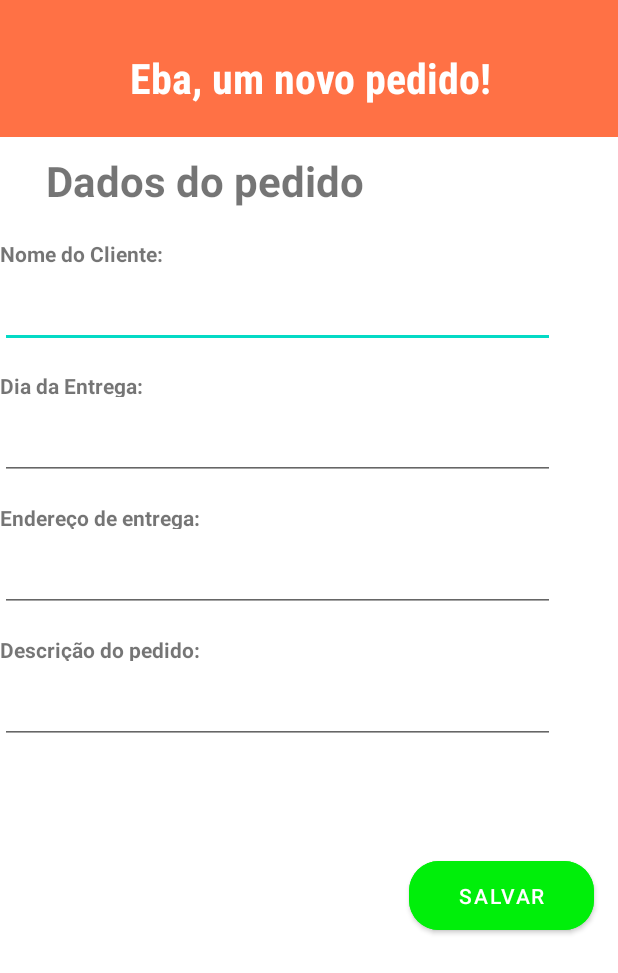
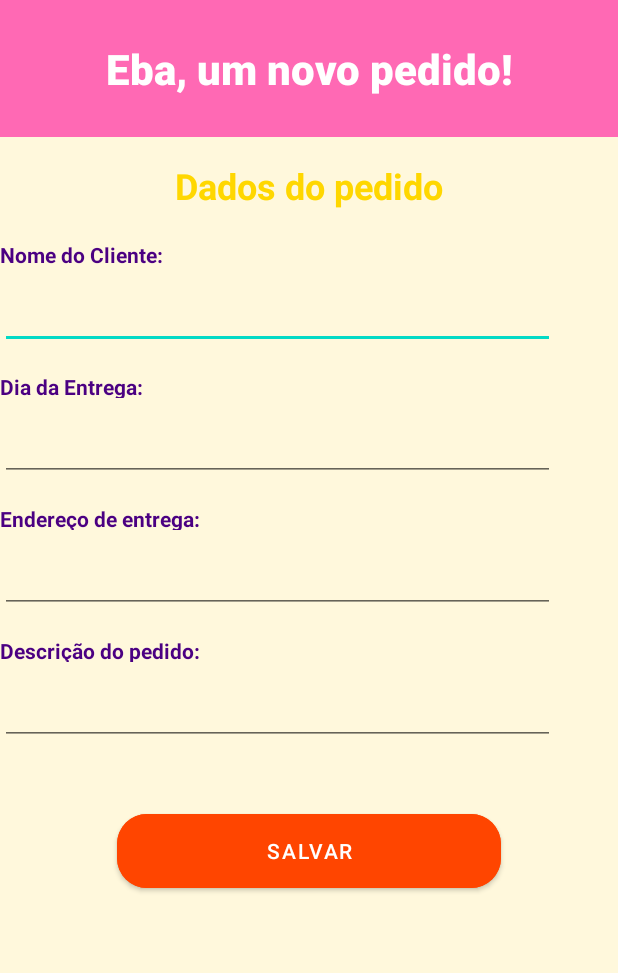
Before and after one commit to MxMathe/ProjetoAppVendas, an Android app: the NovoPedido screen opened directly, with no data from a screen before it, on a phone screen of 412 x 824 dp. Shown: the top 973 px of the screen. Run offline under Robolectric (Android 15) with nearby library versions, the phone set to English and light mode, and no system bars; our stand-ins replace Firebase (no records; nobody signed in at launch, a user with empty details on screens opened directly).

Commit message:
Atualização
Mudança de Layout e cores

```diff
--- a/app/src/main/res/layout/activity_carrinho.xml
+++ b/app/src/main/res/layout/activity_carrinho.xml
@@ -6,6 +6,7 @@
     android:layout_width="match_parent"
     android:layout_height="match_parent"
     android:orientation="vertical"
+    android:background="#FFF8DC"
     tools:context=".Carrinho">
 
     <TextView
@@ -22,6 +23,7 @@
 
     <androidx.recyclerview.widget.RecyclerView
         android:id="@+id/recyclerViewCarrinho"
+        android:textColor="#4B0082"
         android:layout_width="match_parent"
         android:layout_height="0dp"
         android:layout_weight="1"
--- a/app/src/main/res/layout/activity_novo_pedido.xml
+++ b/app/src/main/res/layout/activity_novo_pedido.xml
@@ -4,46 +4,45 @@
     xmlns:tools="http://schemas.android.com/tools"
     android:layout_width="match_parent"
     android:layout_height="match_parent"
+    android:background="#FFF8DC"
     tools:context=".NovoPedido">
 
     <TextView
         android:id="@+id/textEba"
-        android:layout_width="414dp"
+        android:layout_width="match_parent"
         android:layout_height="91dp"
-        android:background="#FF7145"
-        android:fontFamily="sans-serif-condensed-medium"
-        android:text="                                                              Eba, um novo pedido!"
-        android:textAlignment="center"
-        android:textColor="@color/white"
+        android:background="#FF69B4"
+        android:fontFamily="sans-serif-medium"
+        android:gravity="center"
+        android:text="Eba, um novo pedido!"
+        android:textColor="#FFFFFF"
         android:textSize="28sp"
         android:textStyle="bold"
-        app:layout_constraintTop_toTopOf="parent"
-        tools:ignore="MissingConstraints"
-        tools:layout_editor_absoluteX="-1dp" />
+        app:layout_constraintTop_toTopOf="parent" />
 
     <TextView
         android:id="@+id/textPedido"
-        android:layout_width="274dp"
-        android:layout_height="38dp"
+        android:layout_width="match_parent"
+        android:layout_height="wrap_content"
+        android:layout_marginTop="16dp"
         android:text="Dados do pedido"
         android:textAlignment="center"
-        android:layout_marginTop="10dp"
-        android:textSize="28sp"
+        android:textColor="#FFD700"
+        android:textSize="24sp"
         android:textStyle="bold"
-        app:layout_constraintTop_toBottomOf="@+id/textEba"
-        tools:ignore="MissingConstraints"
-        tools:layout_editor_absoluteX="20dp" />
+        app:layout_constraintTop_toBottomOf="@+id/textEba" />
 
     <TextView
         android:id="@+id/textNomeCliente"
         android:layout_width="115dp"
         android:layout_height="17dp"
+        android:layout_marginTop="20dp"
         android:text="Nome do Cliente:"
-        android:layout_marginTop="20dp"
+        android:textColor="#4B0082"
         android:textStyle="bold"
         app:layout_constraintTop_toBottomOf="@+id/textPedido"
-        tools:layout_editor_absoluteX="19dp"
-        tools:ignore="MissingConstraints" />
+        tools:ignore="MissingConstraints"
+        tools:layout_editor_absoluteX="19dp" />
 
     <EditText
         android:id="@+id/tNomeCliente"
@@ -53,6 +52,7 @@
         android:ems="10"
         android:inputType="textPersonName"
         android:text=""
+        android:textColor="#4B0082"
         app:layout_constraintTop_toBottomOf="@+id/textNomeCliente"
         tools:ignore="MissingConstraints"
         tools:layout_editor_absoluteX="20dp" />
@@ -61,20 +61,22 @@
         android:id="@+id/textDia"
         android:layout_width="115dp"
         android:layout_height="17dp"
+        android:layout_marginTop="15dp"
         android:text="Dia da Entrega:"
-        android:layout_marginTop="15dp"
+        android:textColor="#4B0082"
         android:textStyle="bold"
         app:layout_constraintTop_toBottomOf="@+id/tNomeCliente"
-        tools:layout_editor_absoluteX="19dp"
-        tools:ignore="MissingConstraints" />
+        tools:ignore="MissingConstraints"
+        tools:layout_editor_absoluteX="19dp" />
 
     <EditText
         android:id="@+id/tData"
         android:layout_width="370dp"
         android:layout_height="wrap_content"
+        android:layout_marginTop="10dp"
         android:ems="10"
-        android:layout_marginTop="10dp"
         android:inputType="date"
+        android:textColor="#4B0082"
         app:layout_constraintTop_toBottomOf="@+id/textDia"
         tools:ignore="MissingConstraints"
         tools:layout_editor_absoluteX="20dp" />
@@ -83,12 +85,13 @@
         android:id="@+id/textEndereco"
         android:layout_width="150dp"
         android:layout_height="17dp"
+        android:layout_marginTop="15dp"
         android:text="Endereço de entrega:"
-        android:layout_marginTop="15dp"
+        android:textColor="#4B0082"
         android:textStyle="bold"
         app:layout_constraintTop_toBottomOf="@+id/tData"
-        tools:layout_editor_absoluteX="19dp"
-        tools:ignore="MissingConstraints" />
+        tools:ignore="MissingConstraints"
+        tools:layout_editor_absoluteX="19dp" />
 
     <EditText
         android:id="@+id/tEndereco"
@@ -98,20 +101,22 @@
         android:ems="10"
         android:inputType="textPersonName"
         android:text=""
+        android:textColor="#4B0082"
         app:layout_constraintTop_toBottomOf="@+id/textEndereco"
-        tools:layout_editor_absoluteX="20dp"
-        tools:ignore="MissingConstraints" />
+        tools:ignore="MissingConstraints"
+        tools:layout_editor_absoluteX="20dp" />
 
     <TextView
         android:id="@+id/textDescri"
         android:layout_width="150dp"
         android:layout_height="17dp"
+        android:layout_marginTop="15dp"
         android:text="Descrição do pedido:"
-        android:layout_marginTop="15dp"
+        android:textColor="#4B0082"
         android:textStyle="bold"
         app:layout_constraintTop_toBottomOf="@+id/tEndereco"
-        tools:layout_editor_absoluteX="19dp"
-        tools:ignore="MissingConstraints" />
+        tools:ignore="MissingConstraints"
+        tools:layout_editor_absoluteX="19dp" />
 
     <EditText
         android:id="@+id/tDescri"
@@ -121,20 +126,21 @@
         android:ems="10"
         android:inputType="textPersonName"
         android:text=""
+        android:textColor="#4B0082"
         app:layout_constraintTop_toBottomOf="@+id/textDescri"
-        tools:layout_editor_absoluteX="20dp"
-        tools:ignore="MissingConstraints" />
+        tools:ignore="MissingConstraints"
+        tools:layout_editor_absoluteX="20dp" />
 
     <Button
         android:id="@+id/btSalvar"
-        android:layout_width="123dp"
-        android:layout_height="58dp"
-        android:layout_marginTop="72dp"
-        android:layout_marginEnd="16dp"
-        android:backgroundTint="#00EF0A"
+        android:layout_width="256dp"
+        android:layout_height="61dp"
+        android:layout_marginTop="40dp"
+        android:backgroundTint="#FF4500"
         android:text="Salvar"
         app:cornerRadius="20dp"
         app:layout_constraintEnd_toEndOf="parent"
+        app:layout_constraintStart_toStartOf="parent"
         app:layout_constraintTop_toBottomOf="@+id/tDescri" />
 
     <ProgressBar
@@ -144,10 +150,10 @@
         android:layout_height="wrap_content"
         android:layout_marginTop="12dp"
         android:indeterminateTint="@color/black"
+        android:visibility="invisible"
         app:layout_constraintBottom_toTopOf="@+id/btSalvar"
         app:layout_constraintTop_toBottomOf="@+id/tDescri"
         app:layout_constraintVertical_bias="0.25"
-        android:visibility="invisible"
         tools:ignore="MissingConstraints"
         tools:layout_editor_absoluteX="0dp" />
 
```
